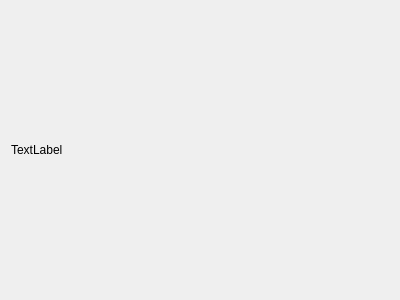
Above: elgo_viewer/Widget/News/NewsFeedWidget.ui from kr-MATAGI/ELGO_Client_QT before the change. Below: the same form after it.
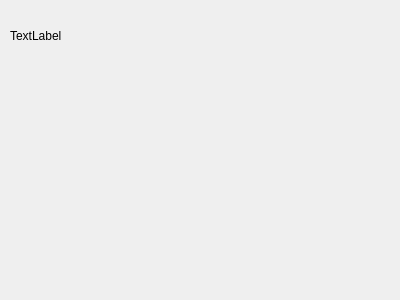
That is the form after the change.

Commit message: add, NewsFeed Widget

Diff of the .ui file:
```diff
--- a/elgo_viewer/Widget/News/NewsFeedWidget.ui
+++ b/elgo_viewer/Widget/News/NewsFeedWidget.ui
@@ -13,22 +13,22 @@
   <property name="windowTitle">
    <string>Form</string>
   </property>
-  <layout class="QVBoxLayout" name="verticalLayout_2">
-   <item>
-    <layout class="QVBoxLayout" name="rootVLayout">
-     <item>
-      <widget class="QLabel" name="titleLabel">
+  <widget class="QLabel" name="newsTitle">
+   <property name="geometry">
+    <rect>
+     <x>10</x>
+     <y>20</y>
+     <width>381</width>
+     <height>31</height>
+    </rect>
+   </property>
        <property name="text">
         <string>TextLabel</string>
        </property>
-      </widget>
-     </item>
-     <item>
-      <layout class="QVBoxLayout" name="feedVLayout"/>
-     </item>
-    </layout>
-   </item>
-  </layout>
+   <property name="alignment">
+    <set>Qt::AlignLeading|Qt::AlignLeft|Qt::AlignVCenter</set>
+   </property>
+  </widget>
  </widget>
  <resources/>
  <connections/>
```
Lines whose indentation alone changed are shown as unchanged. The commit also changes 18 other files.
